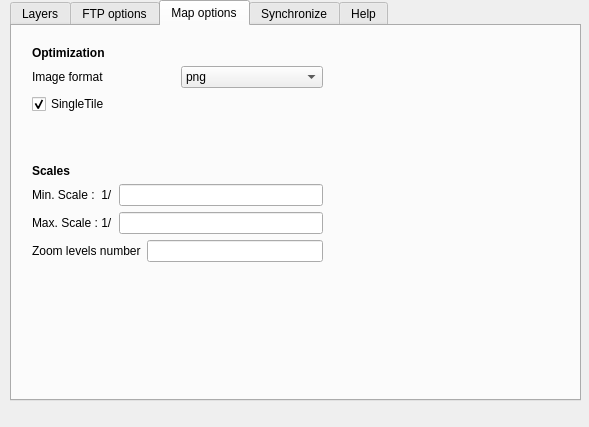
First picture: the form in ui_send2server.ui, repository 3liz/lizmap-plugin, before the edit.
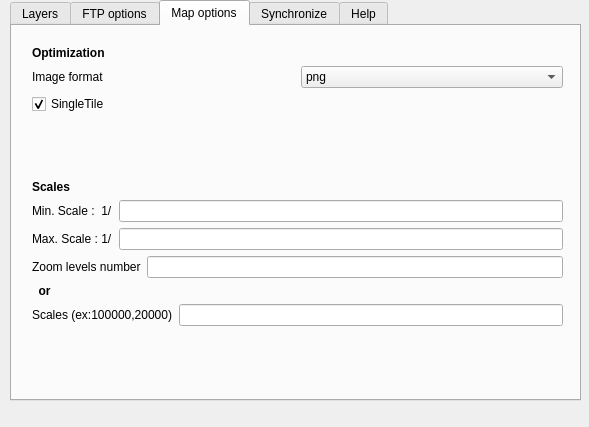
Second picture: the form after the edit. The open tabs and pages were chosen to show the change.

Diff of the .ui file:
```diff
--- a/ui_send2server.ui
+++ b/ui_send2server.ui
@@ -260,8 +260,8 @@
       <rect>
        <x>20</x>
        <y>20</y>
-       <width>291</width>
-       <height>216</height>
+       <width>531</width>
+       <height>280</height>
       </rect>
      </property>
      <layout class="QVBoxLayout" name="verticalLayout_2">
@@ -326,6 +326,19 @@
         </property>
        </spacer>
       </item>
+      <item>
+       <spacer name="verticalSpacer_2">
+        <property name="orientation">
+         <enum>Qt::Vertical</enum>
+        </property>
+        <property name="sizeHint" stdset="0">
+         <size>
+          <width>20</width>
+          <height>60</height>
+         </size>
+        </property>
+       </spacer>
+      </item>
       <item>
        <widget class="QLabel" name="label_15">
         <property name="font">
@@ -402,6 +415,37 @@
         </item>
        </layout>
       </item>
+      <item>
+       <widget class="QLabel" name="label_18">
+        <property name="font">
+         <font>
+          <weight>75</weight>
+          <bold>true</bold>
+         </font>
+        </property>
+        <property name="text">
+         <string>  or</string>
+        </property>
+       </widget>
+      </item>
+      <item>
+       <layout class="QHBoxLayout" name="horizontalLayout_15">
+        <item>
+         <widget class="QLabel" name="label_19">
+          <property name="text">
+           <string>Scales (ex:100000,20000)</string>
+          </property>
+         </widget>
+        </item>
+        <item>
+         <widget class="QLineEdit" name="inMapScales">
+          <property name="inputMethodHints">
+           <set>Qt::ImhDigitsOnly</set>
+          </property>
+         </widget>
+        </item>
+       </layout>
+      </item>
      </layout>
     </widget>
    </widget>
```
